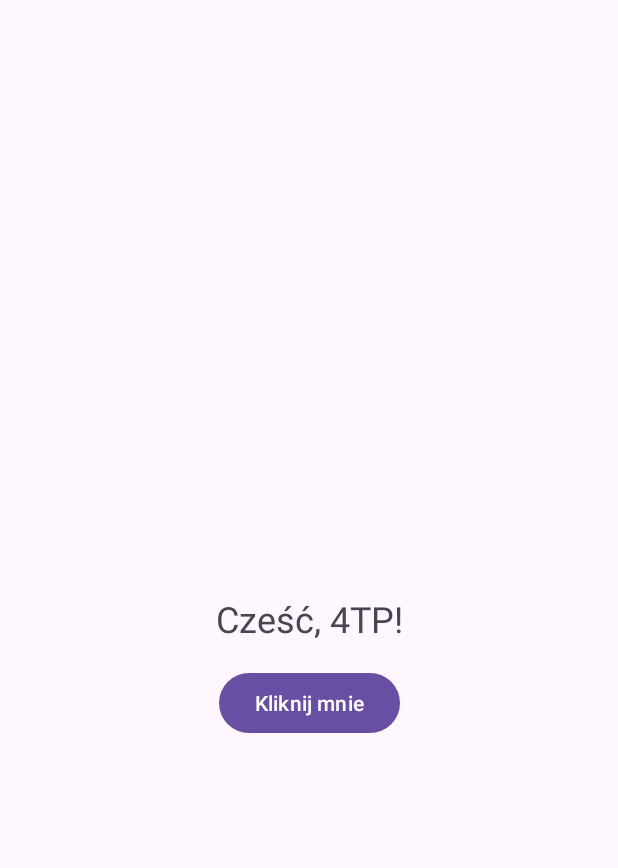
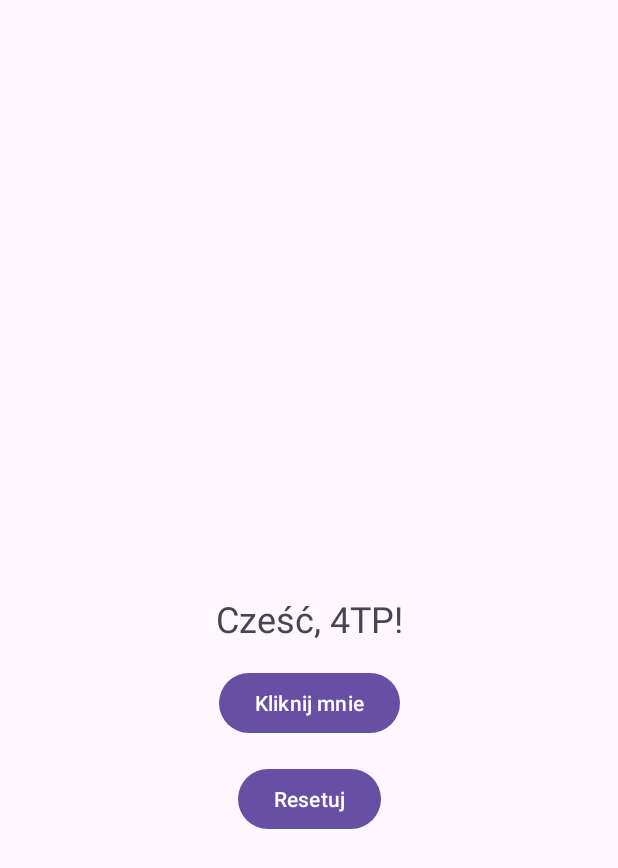
Before and after one commit to oszok/HelloApp, an Android app: the screen it shows after launch (MainActivity), on a phone screen of 412 x 824 dp. Shown: the top 868 px of the screen. Run offline under Robolectric (Android 15) with nearby library versions, the phone set to English and light mode, and no system bars.

Commit message:
Zadanie 5 dokument 1

```diff
--- a/app/src/main/java/com/example/helloapp/MainActivity.java
+++ b/app/src/main/java/com/example/helloapp/MainActivity.java
@@ -15,6 +15,7 @@ public class MainActivity extends AppCompatActivity {
 
     private TextView textGreeting;
     private Button buttonClick;
+    private Button buttonReset;
     private int clickCount = 0;
 
     @Override
@@ -30,11 +31,18 @@ public class MainActivity extends AppCompatActivity {
 
         textGreeting = findViewById(R.id.text_greeting);
         buttonClick = findViewById(R.id.button_click);
+        buttonReset = findViewById(R.id.button_reset); // <-- Tutaj brakowało tej linijki!
 
         buttonClick.setOnClickListener(v -> {
             clickCount++;
             textGreeting.setText("Kliknięto " + clickCount + " razy");
             Toast.makeText(this, R.string.clicked, Toast.LENGTH_SHORT).show();
         });
+
+        buttonReset.setOnClickListener(v -> {
+            clickCount = 0; // Poprawiono logikę na faktyczne zerowanie
+            textGreeting.setText("Zresetowano");
+            Toast.makeText(this, "Zresetowano", Toast.LENGTH_SHORT).show();
+        });
     }
 }
--- a/app/src/main/res/layout/activity_main.xml
+++ b/app/src/main/res/layout/activity_main.xml
@@ -29,4 +29,14 @@
         app:layout_constraintStart_toStartOf="parent"
         app:layout_constraintTop_toBottomOf="@id/text_greeting" />
 
+    <Button
+        android:id="@+id/button_reset"
+        android:layout_width="wrap_content"
+        android:layout_height="wrap_content"
+        android:layout_marginTop="16dp"
+        android:text="@string/button_reset"
+        app:layout_constraintEnd_toEndOf="parent"
+        app:layout_constraintStart_toStartOf="parent"
+        app:layout_constraintTop_toBottomOf="@id/button_click" />
+
 </androidx.constraintlayout.widget.ConstraintLayout>
--- a/app/src/main/res/values/strings.xml
+++ b/app/src/main/res/values/strings.xml
@@ -3,4 +3,5 @@
     <string name="greeting">Cześć, 4TP!</string>
     <string name="button_click">Kliknij mnie</string>
     <string name="clicked">Kliknięto!</string>
+    <string name="button_reset">Resetuj</string>
 </resources>
```
